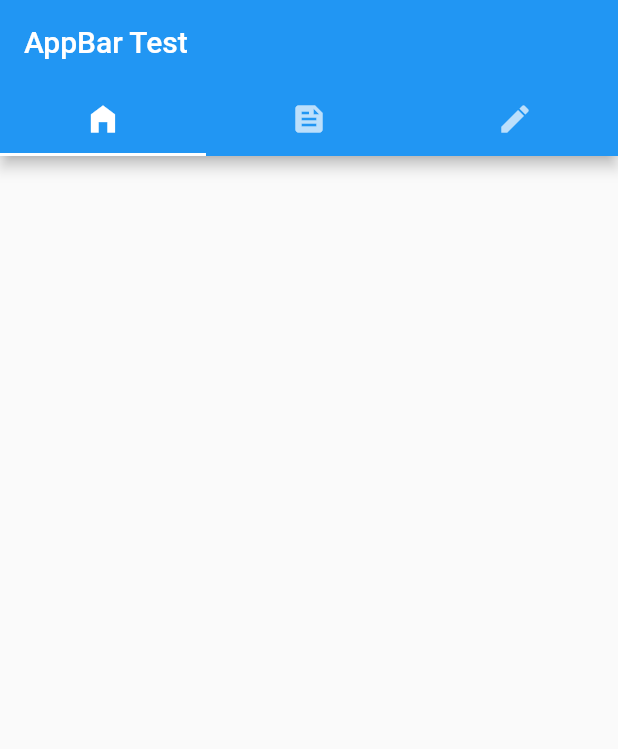
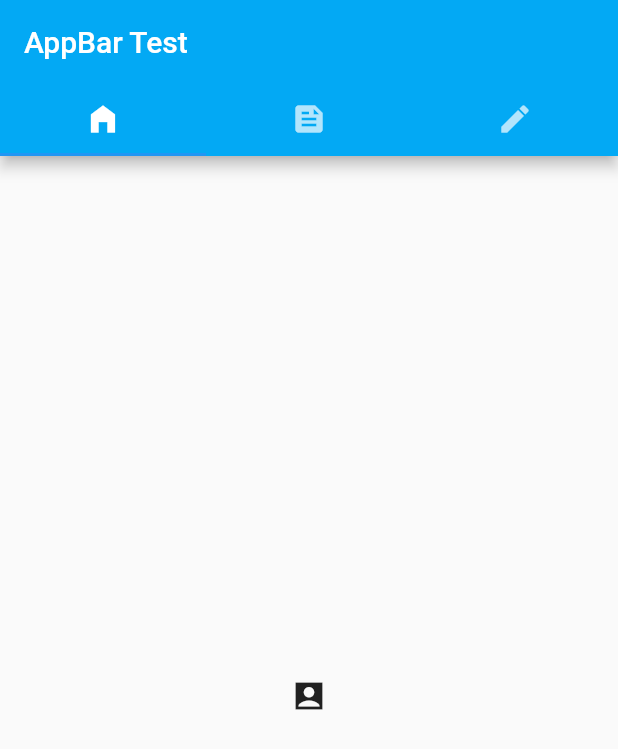
Before and after one commit to sobuur0/learning_flutter, a Flutter app: the screen it shows after launch, on a phone screen of 412 x 824 dp. Shown: the top 749 px of the screen. Run offline on Flutter 3.47's test engine with Material 2 defaults, Android fonts, the phone set to English and light mode, and no system bars.

Commit message:
added a tabBar to the bottom part of the screen

```diff
--- a/lib/main.dart
+++ b/lib/main.dart
@@ -18,17 +18,20 @@ class AppBarTest extends StatefulWidget {
 class _AppBarTestState extends State<AppBarTest> with SingleTickerProviderStateMixin {
 
   late TabController _tabController;
+  late TabController _tabController2;
 
   @override
   void initState() {
     // TODO: implement initState
     _tabController = new TabController(length: 3, vsync: this);
+    _tabController2 = new TabController(length: 4, vsync: this);
   }
 
   @override
   Widget build(BuildContext context) {
     return Scaffold(
       appBar: AppBar(
+        backgroundColor: Colors.lightBlue,
         title: Text('AppBar Test'),
         bottom: TabBar(
           controller: _tabController,
@@ -39,6 +42,15 @@ class _AppBarTestState extends State<AppBarTest> with SingleTickerProviderStateM
           ],
         ),
       ),
+      body: TabBarView(
+        controller: _tabController2,
+        children: <Widget> [
+          Tab(icon: Icon(Icons.account_box_sharp),),
+          Tab(icon: Icon(Icons.home_filled),),
+          Tab(icon: Icon(Icons.menu),),
+          Tab(icon: Icon(Icons.payments),),
+        ],
+      ),
     );
   }
 }
```
